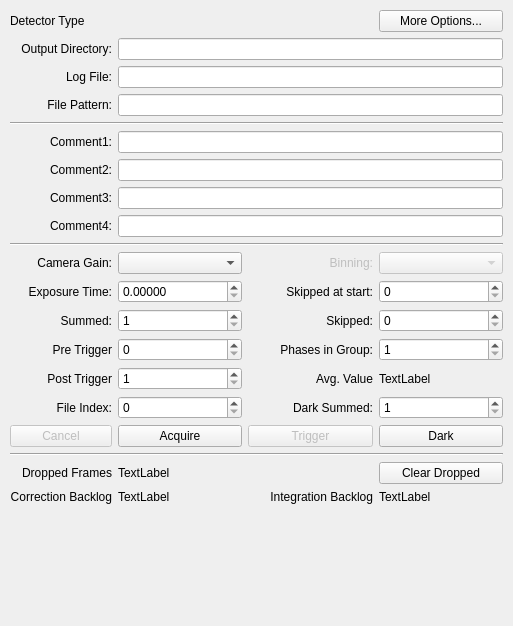
Old version of the form source/qxrdacquisitiondialog.ui in the repository guyjennings/qxrd.
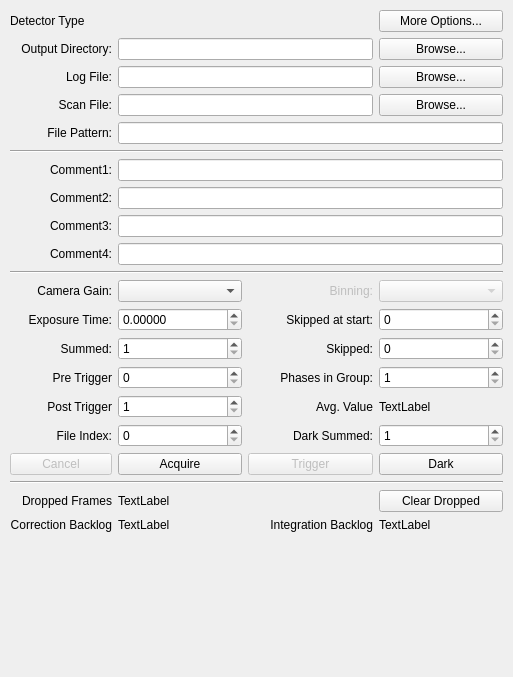
New version of the form. Icons and pictures are not drawn. Custom widgets are drawn as their Qt base class.

Commit message: Added browse buttons for output directory, log file and scan file

The edit to the form file:
```diff
--- a/source/qxrdacquisitiondialog.ui
+++ b/source/qxrdacquisitiondialog.ui
@@ -7,7 +7,7 @@
     <x>0</x>
     <y>0</y>
     <width>513</width>
-    <height>626</height>
+    <height>677</height>
    </rect>
   </property>
   <property name="windowTitle">
@@ -25,6 +25,21 @@
       </property>
       <widget class="QWidget" name="m_DetectorPage">
        <layout class="QGridLayout" name="gridLayout_2">
+        <item row="9" column="1" colspan="3">
+         <widget class="QLineEdit" name="m_UserComment4">
+          <property name="sizePolicy">
+           <sizepolicy hsizetype="Preferred" vsizetype="Fixed">
+            <horstretch>1</horstretch>
+            <verstretch>0</verstretch>
+           </sizepolicy>
+          </property>
+          <property name="toolTip">
+           <string>User Comment 4 (saved in data files)
+Script Property: &quot;acquisition.userComment4&quot;
+</string>
+          </property>
+         </widget>
+        </item>
         <item row="0" column="0">
          <widget class="QLabel" name="m_DetectorTypeNameLabel">
           <property name="text">
@@ -52,24 +67,6 @@
           </property>
          </widget>
         </item>
-        <item row="1" column="1" colspan="3">
-         <widget class="QLineEdit" name="m_ExperimentDirectory">
-          <property name="sizePolicy">
-           <sizepolicy hsizetype="Preferred" vsizetype="Fixed">
-            <horstretch>1</horstretch>
-            <verstretch>0</verstretch>
-           </sizepolicy>
-          </property>
-          <property name="toolTip">
-           <string>The experiment directory where data files will be saved
-Script Property: &quot;experiment.experimentDirectory&quot;
-Script Function: experimentDirectory()</string>
-          </property>
-          <property name="readOnly">
-           <bool>true</bool>
-          </property>
-         </widget>
-        </item>
         <item row="2" column="0">
          <widget class="QLabel" name="label_22">
           <property name="text">
@@ -80,24 +77,7 @@
           </property>
          </widget>
         </item>
-        <item row="2" column="1" colspan="3">
-         <widget class="QLineEdit" name="m_LogFileName">
-          <property name="sizePolicy">
-           <sizepolicy hsizetype="Preferred" vsizetype="Fixed">
-            <horstretch>1</horstretch>
-            <verstretch>0</verstretch>
-           </sizepolicy>
-          </property>
-          <property name="toolTip">
-           <string>Name of log file in experiment directory
-Script Property: &quot;processor.logFileName&quot;</string>
-          </property>
-          <property name="readOnly">
-           <bool>true</bool>
-          </property>
-         </widget>
-        </item>
-        <item row="3" column="0">
+        <item row="4" column="0">
          <widget class="QLabel" name="label_4">
           <property name="text">
            <string>File Pattern:</string>
@@ -107,7 +87,7 @@
           </property>
          </widget>
         </item>
-        <item row="3" column="1" colspan="3">
+        <item row="4" column="1" colspan="3">
          <widget class="QLineEdit" name="m_FilePattern">
           <property name="sizePolicy">
            <sizepolicy hsizetype="Preferred" vsizetype="Fixed">
@@ -125,14 +105,14 @@
           </property>
          </widget>
         </item>
-        <item row="4" column="0" colspan="4">
+        <item row="5" column="0" colspan="4">
          <widget class="Line" name="line">
           <property name="orientation">
            <enum>Qt::Horizontal</enum>
           </property>
          </widget>
         </item>
-        <item row="5" column="0">
+        <item row="6" column="0">
          <widget class="QLabel" name="label_8">
           <property name="text">
            <string>Comment1:</string>
@@ -142,7 +122,7 @@
           </property>
          </widget>
         </item>
-        <item row="5" column="1" colspan="3">
+        <item row="6" column="1" colspan="3">
          <widget class="QLineEdit" name="m_UserComment1">
           <property name="sizePolicy">
            <sizepolicy hsizetype="Preferred" vsizetype="Fixed">
@@ -157,7 +137,7 @@
           </property>
          </widget>
         </item>
-        <item row="6" column="0">
+        <item row="7" column="0">
          <widget class="QLabel" name="label_12">
           <property name="text">
            <string>Comment2:</string>
@@ -167,7 +147,7 @@
           </property>
          </widget>
         </item>
-        <item row="6" column="1" colspan="3">
+        <item row="7" column="1" colspan="3">
          <widget class="QLineEdit" name="m_UserComment2">
           <property name="sizePolicy">
            <sizepolicy hsizetype="Preferred" vsizetype="Fixed">
@@ -182,7 +162,7 @@
           </property>
          </widget>
         </item>
-        <item row="7" column="0">
+        <item row="8" column="0">
          <widget class="QLabel" name="label_14">
           <property name="text">
            <string>Comment3:</string>
@@ -192,7 +172,7 @@
           </property>
          </widget>
         </item>
-        <item row="7" column="1" colspan="3">
+        <item row="8" column="1" colspan="3">
          <widget class="QLineEdit" name="m_UserComment3">
           <property name="sizePolicy">
            <sizepolicy hsizetype="Preferred" vsizetype="Fixed">
@@ -207,7 +187,7 @@
           </property>
          </widget>
         </item>
-        <item row="8" column="0">
+        <item row="9" column="0">
          <widget class="QLabel" name="label_15">
           <property name="text">
            <string>Comment4:</string>
@@ -217,29 +197,14 @@
           </property>
          </widget>
         </item>
-        <item row="8" column="1" colspan="3">
-         <widget class="QLineEdit" name="m_UserComment4">
-          <property name="sizePolicy">
-           <sizepolicy hsizetype="Preferred" vsizetype="Fixed">
-            <horstretch>1</horstretch>
-            <verstretch>0</verstretch>
-           </sizepolicy>
-          </property>
-          <property name="toolTip">
-           <string>User Comment 4 (saved in data files)
-Script Property: &quot;acquisition.userComment4&quot;
-</string>
-          </property>
-         </widget>
-        </item>
-        <item row="9" column="0" colspan="4">
+        <item row="10" column="0" colspan="4">
          <widget class="Line" name="line_2">
           <property name="orientation">
            <enum>Qt::Horizontal</enum>
           </property>
          </widget>
         </item>
-        <item row="10" column="0">
+        <item row="11" column="0">
          <widget class="QLabel" name="label_20">
           <property name="text">
            <string>Camera Gain:</string>
@@ -249,7 +214,7 @@
           </property>
          </widget>
         </item>
-        <item row="10" column="1">
+        <item row="11" column="1">
          <widget class="QComboBox" name="m_CameraGain">
           <property name="sizePolicy">
            <sizepolicy hsizetype="Preferred" vsizetype="Fixed">
@@ -263,7 +228,7 @@
           </property>
          </widget>
         </item>
-        <item row="10" column="2">
+        <item row="11" column="2">
          <widget class="QLabel" name="label_21">
           <property name="enabled">
            <bool>false</bool>
@@ -276,7 +241,7 @@
           </property>
          </widget>
         </item>
-        <item row="10" column="3">
+        <item row="11" column="3">
          <widget class="QComboBox" name="m_BinningMode">
           <property name="enabled">
            <bool>false</bool>
@@ -293,7 +258,7 @@
           </property>
          </widget>
         </item>
-        <item row="11" column="0">
+        <item row="12" column="0">
          <widget class="QLabel" name="label">
           <property name="text">
            <string>Exposure Time:</string>
@@ -303,7 +268,7 @@
           </property>
          </widget>
         </item>
-        <item row="11" column="1">
+        <item row="12" column="1">
          <widget class="QxrdExposureTimeSpinner" name="m_ExposureTime">
           <property name="sizePolicy">
            <sizepolicy hsizetype="Preferred" vsizetype="Fixed">
@@ -330,7 +295,7 @@
           </property>
          </widget>
         </item>
-        <item row="11" column="2">
+        <item row="12" column="2">
          <widget class="QLabel" name="label_24">
           <property name="text">
            <string>Skipped at start:</string>
@@ -340,7 +305,7 @@
           </property>
          </widget>
         </item>
-        <item row="11" column="3">
+        <item row="12" column="3">
          <widget class="QSpinBox" name="m_SkippedExposuresAtStart">
           <property name="sizePolicy">
            <sizepolicy hsizetype="Preferred" vsizetype="Fixed">
@@ -366,7 +331,7 @@
           </property>
          </widget>
         </item>
-        <item row="12" column="0">
+        <item row="13" column="0">
          <widget class="QLabel" name="label_2">
           <property name="text">
            <string>Summed:</string>
@@ -376,7 +341,7 @@
           </property>
          </widget>
         </item>
-        <item row="12" column="1">
+        <item row="13" column="1">
          <widget class="QSpinBox" name="m_SummedExposures">
           <property name="sizePolicy">
            <sizepolicy hsizetype="Preferred" vsizetype="Fixed">
@@ -400,7 +365,7 @@
           </property>
          </widget>
         </item>
-        <item row="12" column="2">
+        <item row="13" column="2">
          <widget class="QLabel" name="label_13">
           <property name="text">
            <string>Skipped:</string>
@@ -410,7 +375,7 @@
           </property>
          </widget>
         </item>
-        <item row="12" column="3">
+        <item row="13" column="3">
          <widget class="QSpinBox" name="m_SkippedExposures">
           <property name="sizePolicy">
            <sizepolicy hsizetype="Preferred" vsizetype="Fixed">
@@ -437,7 +402,7 @@
           </property>
          </widget>
         </item>
-        <item row="13" column="0">
+        <item row="14" column="0">
          <widget class="QLabel" name="label_11">
           <property name="text">
            <string>Pre Trigger</string>
@@ -447,7 +412,7 @@
           </property>
          </widget>
         </item>
-        <item row="13" column="1">
+        <item row="14" column="1">
          <widget class="QSpinBox" name="m_PreTriggerFiles">
           <property name="sizePolicy">
            <sizepolicy hsizetype="Preferred" vsizetype="Fixed">
@@ -478,7 +443,7 @@
           </property>
          </widget>
         </item>
-        <item row="13" column="2">
+        <item row="14" column="2">
          <widget class="QLabel" name="label_3">
           <property name="text">
            <string>Phases in Group:</string>
@@ -488,7 +453,7 @@
           </property>
          </widget>
         </item>
-        <item row="13" column="3">
+        <item row="14" column="3">
          <widget class="QSpinBox" name="m_PhasesInGroup">
           <property name="sizePolicy">
            <sizepolicy hsizetype="Preferred" vsizetype="Fixed">
@@ -519,7 +484,7 @@
           </property>
          </widget>
         </item>
-        <item row="14" column="0">
+        <item row="15" column="0">
          <widget class="QLabel" name="label_9">
           <property name="text">
            <string>Post Trigger</string>
@@ -529,7 +494,7 @@
           </property>
          </widget>
         </item>
-        <item row="14" column="1">
+        <item row="15" column="1">
          <widget class="QSpinBox" name="m_PostTriggerFiles">
           <property name="sizePolicy">
            <sizepolicy hsizetype="Preferred" vsizetype="Fixed">
@@ -560,7 +525,7 @@
           </property>
          </widget>
         </item>
-        <item row="14" column="2">
+        <item row="15" column="2">
          <widget class="QLabel" name="label_10">
           <property name="text">
            <string>Avg. Value</string>
@@ -570,7 +535,7 @@
           </property>
          </widget>
         </item>
-        <item row="14" column="3">
+        <item row="15" column="3">
          <widget class="QLabel" name="m_AverageDisplay">
           <property name="toolTip">
            <string>Average value of acquired frames</string>
@@ -580,7 +545,7 @@
           </property>
          </widget>
         </item>
-        <item row="15" column="0">
+        <item row="16" column="0">
          <widget class="QLabel" name="label_5">
           <property name="text">
            <string>File Index:</string>
@@ -590,7 +555,7 @@
           </property>
          </widget>
         </item>
-        <item row="15" column="1">
+        <item row="16" column="1">
          <widget class="QSpinBox" name="m_FileIndex">
           <property name="sizePolicy">
            <sizepolicy hsizetype="Preferred" vsizetype="Fixed">
@@ -611,7 +576,7 @@
           </property>
          </widget>
         </item>
-        <item row="15" column="2">
+        <item row="16" column="2">
          <widget class="QLabel" name="label_7">
           <property name="text">
            <string>Dark Summed:</string>
@@ -621,7 +586,7 @@
           </property>
          </widget>
         </item>
-        <item row="15" column="3">
+        <item row="16" column="3">
          <widget class="QSpinBox" name="m_DarkSummedExposures">
           <property name="sizePolicy">
            <sizepolicy hsizetype="Preferred" vsizetype="Fixed">
@@ -645,7 +610,7 @@
           </property>
          </widget>
         </item>
-        <item row="16" column="0">
+        <item row="17" column="0">
          <widget class="QPushButton" name="m_CancelButton">
           <property name="enabled">
            <bool>false</bool>
@@ -658,7 +623,7 @@
           </property>
          </widget>
         </item>
-        <item row="16" column="1">
+        <item row="17" column="1">
          <widget class="QPushButton" name="m_AcquireButton">
           <property name="enabled">
            <bool>true</bool>
@@ -684,7 +649,7 @@
           </property>
          </widget>
         </item>
-        <item row="16" column="2">
+        <item row="17" column="2">
          <widget class="QPushButton" name="m_TriggerButton">
           <property name="enabled">
            <bool>false</bool>
@@ -704,7 +669,7 @@
           </property>
          </widget>
         </item>
-        <item row="16" column="3">
+        <item row="17" column="3">
          <widget class="QPushButton" name="m_DarkAcquireButton">
           <property name="enabled">
            <bool>true</bool>
@@ -724,14 +689,14 @@
           </property>
          </widget>
         </item>
-        <item row="17" column="0" colspan="4">
+        <item row="18" column="0" colspan="4">
          <widget class="Line" name="line_3">
           <property name="orientation">
            <enum>Qt::Horizontal</enum>
           </property>
          </widget>
         </item>
-        <item row="18" column="0">
+        <item row="19" column="0">
          <widget class="QLabel" name="label_23">
           <property name="text">
            <string>Dropped Frames</string>
@@ -741,7 +706,7 @@
           </property>
          </widget>
         </item>
-        <item row="18" column="1">
+        <item row="19" column="1">
          <widget class="QLabel" name="m_DroppedFrames">
           <property name="toolTip">
            <string>Count of dropped frames</string>
@@ -751,7 +716,7 @@
           </property>
          </widget>
         </item>
-        <item row="18" column="3">
+        <item row="19" column="3">
          <widget class="QPushButton" name="m_ClearDroppedButton">
           <property name="enabled">
            <bool>true</bool>
@@ -770,7 +735,7 @@
           </property>
          </widget>
         </item>
-        <item row="20" column="0" colspan="4">
+        <item row="21" column="0" colspan="4">
          <spacer name="verticalSpacer">
           <property name="orientation">
            <enum>Qt::Vertical</enum>
@@ -783,7 +748,7 @@
           </property>
          </spacer>
         </item>
-        <item row="19" column="0">
+        <item row="20" column="0">
          <widget class="QLabel" name="label_25">
           <property name="text">
            <string>Correction Backlog</string>
@@ -793,7 +758,7 @@
           </property>
          </widget>
         </item>
-        <item row="19" column="1">
+        <item row="20" column="1">
          <widget class="QLabel" name="m_CorrectionBacklog">
           <property name="toolTip">
            <string>Count of dropped frames</string>
@@ -803,7 +768,7 @@
           </property>
          </widget>
         </item>
-        <item row="19" column="2">
+        <item row="20" column="2">
          <widget class="QLabel" name="label_26">
           <property name="text">
            <string>Integration Backlog</string>
@@ -813,7 +778,7 @@
           </property>
          </widget>
         </item>
-        <item row="19" column="3">
+        <item row="20" column="3">
          <widget class="QLabel" name="m_IntegrationBacklog">
           <property name="toolTip">
            <string>Count of dropped frames</string>
@@ -823,6 +788,98 @@
           </property>
          </widget>
         </item>
+        <item row="3" column="0">
+         <widget class="QLabel" name="label_27">
+          <property name="text">
+           <string>Scan File:</string>
+          </property>
+          <property name="alignment">
+           <set>Qt::AlignRight|Qt::AlignTrailing|Qt::AlignVCenter</set>
+          </property>
+         </widget>
+        </item>
+        <item row="1" column="1" colspan="2">
+         <widget class="QLineEdit" name="m_ExperimentDirectory">
+          <property name="sizePolicy">
+           <sizepolicy hsizetype="Preferred" vsizetype="Fixed">
+            <horstretch>1</horstretch>
+            <verstretch>0</verstretch>
+           </sizepolicy>
+          </property>
+          <property name="toolTip">
+           <string>The experiment directory where data files will be saved
+Script Property: &quot;experiment.experimentDirectory&quot;
+Script Function: experimentDirectory()</string>
+          </property>
+          <property name="readOnly">
+           <bool>true</bool>
+          </property>
+         </widget>
+        </item>
+        <item row="2" column="1" colspan="2">
+         <widget class="QLineEdit" name="m_LogFileName">
+          <property name="sizePolicy">
+           <sizepolicy hsizetype="Preferred" vsizetype="Fixed">
+            <horstretch>1</horstretch>
+            <verstretch>0</verstretch>
+           </sizepolicy>
+          </property>
+          <property name="toolTip">
+           <string>Name of log file in experiment directory
+Script Property: &quot;processor.logFileName&quot;</string>
+          </property>
+          <property name="readOnly">
+           <bool>true</bool>
+          </property>
+         </widget>
+        </item>
+        <item row="3" column="1" colspan="2">
+         <widget class="QLineEdit" name="m_ScanFileName">
+          <property name="sizePolicy">
+           <sizepolicy hsizetype="Preferred" vsizetype="Fixed">
+            <horstretch>1</horstretch>
+            <verstretch>0</verstretch>
+           </sizepolicy>
+          </property>
+          <property name="toolTip">
+           <string>Name of log file in experiment directory
+Script Property: &quot;processor.logFileName&quot;</string>
+          </property>
+          <property name="readOnly">
+           <bool>true</bool>
+          </property>
+         </widget>
+        </item>
+        <item row="1" column="3">
+         <widget class="QPushButton" name="m_BrowseDirectoryButton">
+          <property name="toolTip">
+           <string>Select New Output Directory...</string>
+          </property>
+          <property name="text">
+           <string>Browse...</string>
+          </property>
+         </widget>
+        </item>
+        <item row="2" column="3">
+         <widget class="QPushButton" name="m_BrowseLogFileButton">
+          <property name="toolTip">
+           <string>Select New Log File...</string>
+          </property>
+          <property name="text">
+           <string>Browse...</string>
+          </property>
+         </widget>
+        </item>
+        <item row="3" column="3">
+         <widget class="QPushButton" name="m_BrowseScanFileButton">
+          <property name="toolTip">
+           <string>Select New Scan File...</string>
+          </property>
+          <property name="text">
+           <string>Browse...</string>
+          </property>
+         </widget>
+        </item>
        </layout>
       </widget>
       <widget class="QWidget" name="m_WatcherPage"/>
```
Left out of the diff: 2 changed lines with no effect on the pictures. The commit also changes 6 other files.
